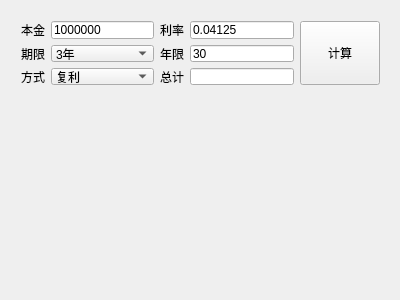
Above: tool/moneytool/widget.ui from feiyangqingyun/QWidgetDemo before the change. Below: the same form after it.
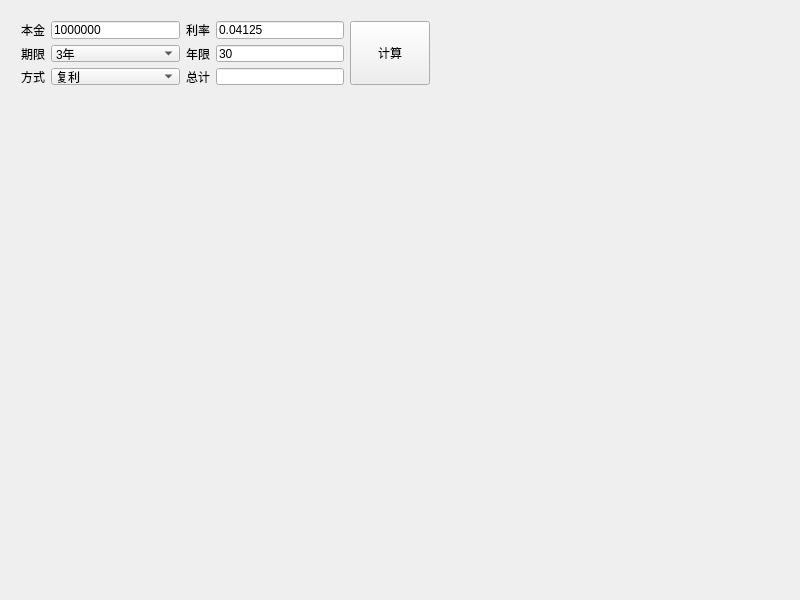
That is the form after the change.

Patch:
```diff
--- a/tool/moneytool/widget.ui
+++ b/tool/moneytool/widget.ui
@@ -6,19 +6,19 @@
    <rect>
     <x>0</x>
     <y>0</y>
-    <width>400</width>
-    <height>300</height>
+    <width>800</width>
+    <height>600</height>
    </rect>
   </property>
   <property name="windowTitle">
    <string>存款计算器</string>
   </property>
-  <widget class="QWidget" name="">
+  <widget class="QWidget" name="layoutWidget">
    <property name="geometry">
     <rect>
      <x>10</x>
      <y>10</y>
-     <width>381</width>
+     <width>431</width>
      <height>86</height>
     </rect>
    </property>
```
